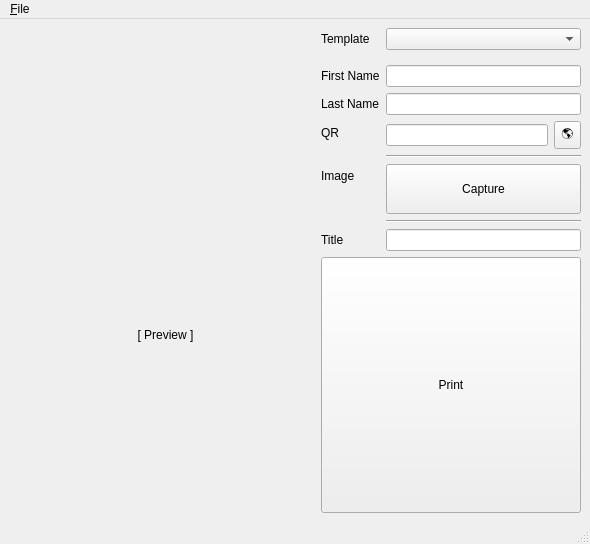
Old version of the form badge-printer/MainWindow.ui in the repository MakeICT/badge-printer.
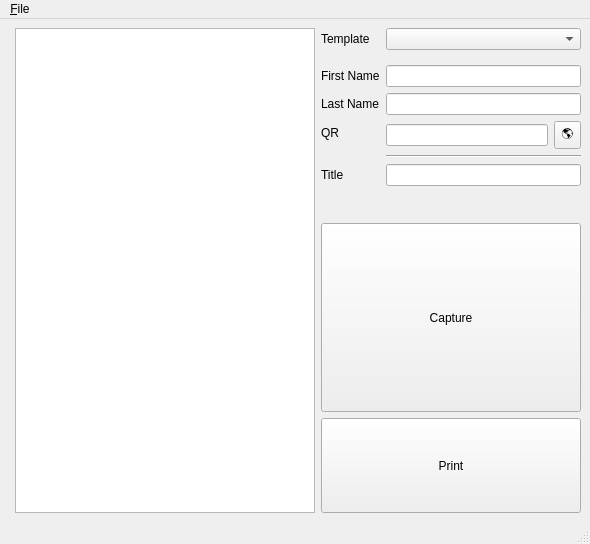
New version of the form. Icons and pictures are not drawn.

Commit message: cannot access svg elements :(

```diff
--- a/badge-printer/MainWindow.ui
+++ b/badge-printer/MainWindow.ui
@@ -27,83 +27,29 @@
      </widget>
     </item>
     <item>
-     <widget class="QWidget" name="preview" native="true">
+     <widget class="QGraphicsView" name="preview">
       <property name="minimumSize">
        <size>
         <width>300</width>
         <height>477</height>
        </size>
       </property>
-      <widget class="QLabel" name="previewBadge">
-       <property name="geometry">
-        <rect>
-         <x>0</x>
-         <y>0</y>
-         <width>300</width>
-         <height>477</height>
-        </rect>
-       </property>
-       <property name="text">
-        <string/>
-       </property>
-       <property name="scaledContents">
-        <bool>true</bool>
-       </property>
-       <property name="alignment">
-        <set>Qt::AlignCenter</set>
-       </property>
-      </widget>
-      <widget class="QLabel" name="previewQR">
-       <property name="geometry">
-        <rect>
-         <x>196</x>
-         <y>15</y>
-         <width>91</width>
-         <height>91</height>
-        </rect>
-       </property>
-       <property name="maximumSize">
-        <size>
-         <width>91</width>
-         <height>91</height>
-        </size>
-       </property>
-       <property name="text">
-        <string/>
-       </property>
-       <property name="pixmap">
-        <pixmap>templates/qr.png</pixmap>
-       </property>
-       <property name="scaledContents">
-        <bool>true</bool>
-       </property>
-       <property name="alignment">
-        <set>Qt::AlignCenter</set>
-       </property>
-      </widget>
-      <widget class="QLabel" name="imageCapture">
-       <property name="geometry">
-        <rect>
-         <x>27</x>
-         <y>214</y>
-         <width>247</width>
-         <height>185</height>
-        </rect>
-       </property>
-       <property name="text">
-        <string>[ Preview ]</string>
-       </property>
-       <property name="alignment">
-        <set>Qt::AlignCenter</set>
-       </property>
-      </widget>
-      <zorder>imageCapture</zorder>
-      <zorder>previewBadge</zorder>
-      <zorder>previewQR</zorder>
+      <property name="verticalScrollBarPolicy">
+       <enum>Qt::ScrollBarAlwaysOff</enum>
+      </property>
+      <property name="horizontalScrollBarPolicy">
+       <enum>Qt::ScrollBarAlwaysOff</enum>
+      </property>
+      <property name="dragMode">
+       <enum>QGraphicsView::ScrollHandDrag</enum>
+      </property>
+      <property name="resizeAnchor">
+       <enum>QGraphicsView::AnchorUnderMouse</enum>
+      </property>
      </widget>
     </item>
     <item>
-     <layout class="QVBoxLayout" name="verticalLayout">
+     <layout class="QVBoxLayout" name="verticalLayout" stretch="2,2,1">
       <item>
        <layout class="QFormLayout" name="formLayout">
         <property name="fieldGrowthPolicy">
@@ -191,47 +137,33 @@
          </widget>
         </item>
         <item row="6" column="0">
-         <widget class="QLabel" name="label_7">
-          <property name="text">
-           <string>Image</string>
-          </property>
-         </widget>
-        </item>
-        <item row="6" column="1">
-         <widget class="QPushButton" name="captureButton">
-          <property name="minimumSize">
-           <size>
-            <width>0</width>
-            <height>50</height>
-           </size>
-          </property>
-          <property name="text">
-           <string>Capture</string>
-          </property>
-          <property name="checkable">
-           <bool>true</bool>
-          </property>
-         </widget>
-        </item>
-        <item row="7" column="1">
-         <widget class="Line" name="line_5">
-          <property name="orientation">
-           <enum>Qt::Horizontal</enum>
-          </property>
-         </widget>
-        </item>
-        <item row="8" column="0">
          <widget class="QLabel" name="label_5">
           <property name="text">
            <string>Title</string>
           </property>
          </widget>
         </item>
-        <item row="8" column="1">
+        <item row="6" column="1">
          <widget class="QLineEdit" name="title"/>
         </item>
        </layout>
       </item>
+      <item>
+       <widget class="QPushButton" name="captureButton">
+        <property name="sizePolicy">
+         <sizepolicy hsizetype="Minimum" vsizetype="Expanding">
+          <horstretch>0</horstretch>
+          <verstretch>0</verstretch>
+         </sizepolicy>
+        </property>
+        <property name="text">
+         <string>Capture</string>
+        </property>
+        <property name="checkable">
+         <bool>true</bool>
+        </property>
+       </widget>
+      </item>
       <item>
        <widget class="QPushButton" name="printButton">
         <property name="sizePolicy">
```
The commit also changes 1 other file.
